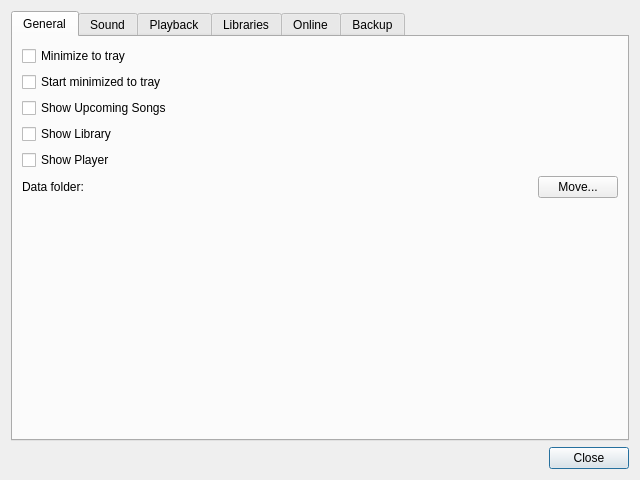
Old version of the form ui/settings.ui in the repository music-hive-dev/MusicHive.
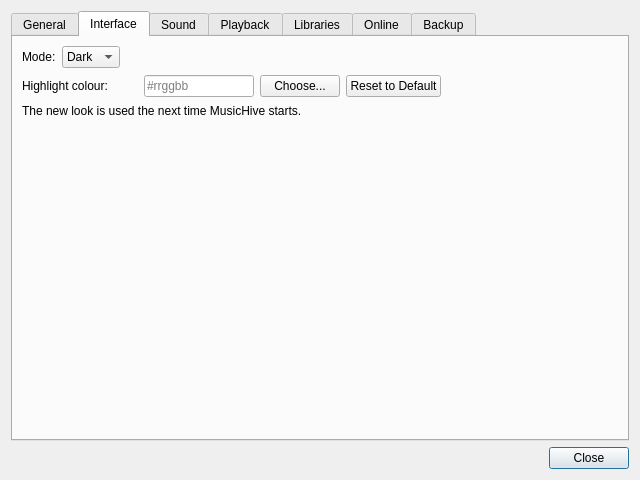
New version of the form. The open tabs and pages were chosen to show the change.

Commit message: added dark and light mode with a custom highlight colour, number fields and a roomier last.fm window

What changed in the file:
```diff
--- a/ui/settings.ui
+++ b/ui/settings.ui
@@ -115,6 +115,156 @@
        </item>
       </layout>
      </widget>
+     <widget class="QWidget" name="interfaceTab">
+      <attribute name="title">
+       <string>Interface</string>
+      </attribute>
+      <layout class="QVBoxLayout" name="interfaceTabLayout">
+       <item>
+        <layout class="QHBoxLayout" name="interfaceModeRow">
+         <item>
+          <widget class="QLabel" name="interfaceModeLabel">
+           <property name="text">
+            <string>Mode:</string>
+           </property>
+          </widget>
+         </item>
+         <item>
+          <widget class="QComboBox" name="interfaceMode">
+           <item>
+            <property name="text">
+             <string>Dark</string>
+            </property>
+           </item>
+           <item>
+            <property name="text">
+             <string>Light</string>
+            </property>
+           </item>
+          </widget>
+         </item>
+         <item>
+          <spacer name="interfaceModeRowSpacer">
+           <property name="orientation">
+            <enum>Qt::Orientation::Horizontal</enum>
+           </property>
+           <property name="sizeHint" stdset="0">
+            <size>
+             <width>40</width>
+             <height>20</height>
+            </size>
+           </property>
+          </spacer>
+         </item>
+        </layout>
+       </item>
+       <item>
+        <layout class="QHBoxLayout" name="interfaceHighlightRow">
+         <item>
+          <widget class="QLabel" name="interfaceHighlightLabel">
+           <property name="text">
+            <string>Highlight colour:</string>
+           </property>
+          </widget>
+         </item>
+         <item>
+          <widget class="QLabel" name="interfaceHighlightSwatch">
+           <property name="minimumSize">
+            <size>
+             <width>24</width>
+             <height>24</height>
+            </size>
+           </property>
+           <property name="maximumSize">
+            <size>
+             <width>24</width>
+             <height>24</height>
+            </size>
+           </property>
+           <property name="toolTip">
+            <string>The highlight colour</string>
+           </property>
+          </widget>
+         </item>
+         <item>
+          <widget class="QLineEdit" name="interfaceHighlight">
+           <property name="maximumSize">
+            <size>
+             <width>110</width>
+             <height>16777215</height>
+            </size>
+           </property>
+           <property name="toolTip">
+            <string>A colour as #rrggbb, for example #6c53a6. Reset to Default uses the mode's own colour: purple in dark mode, green in light mode.</string>
+           </property>
+           <property name="maxLength">
+            <number>7</number>
+           </property>
+           <property name="placeholderText">
+            <string>#rrggbb</string>
+           </property>
+          </widget>
+         </item>
+         <item>
+          <widget class="QPushButton" name="interfaceHighlightChoose">
+           <property name="text">
+            <string>Choose...</string>
+           </property>
+           <property name="autoDefault">
+            <bool>false</bool>
+           </property>
+          </widget>
+         </item>
+         <item>
+          <widget class="QPushButton" name="interfaceHighlightReset">
+           <property name="text">
+            <string>Reset to Default</string>
+           </property>
+           <property name="autoDefault">
+            <bool>false</bool>
+           </property>
+          </widget>
+         </item>
+         <item>
+          <spacer name="interfaceHighlightRowSpacer">
+           <property name="orientation">
+            <enum>Qt::Orientation::Horizontal</enum>
+           </property>
+           <property name="sizeHint" stdset="0">
+            <size>
+             <width>40</width>
+             <height>20</height>
+            </size>
+           </property>
+          </spacer>
+         </item>
+        </layout>
+       </item>
+       <item>
+        <widget class="QLabel" name="interfaceRestartNote">
+         <property name="text">
+          <string>The new look is used the next time MusicHive starts.</string>
+         </property>
+         <property name="wordWrap">
+          <bool>true</bool>
+         </property>
+        </widget>
+       </item>
+       <item>
+        <spacer name="interfaceTabSpacer">
+         <property name="orientation">
+          <enum>Qt::Orientation::Vertical</enum>
+         </property>
+         <property name="sizeHint" stdset="0">
+          <size>
+           <width>20</width>
+           <height>40</height>
+          </size>
+         </property>
+        </spacer>
+       </item>
+      </layout>
+     </widget>
      <widget class="QWidget" name="soundTab">
       <attribute name="title">
        <string>Sound</string>
```
Left out of the diff: 25 changed lines with no effect on the pictures. The commit also changes 15 other files.
